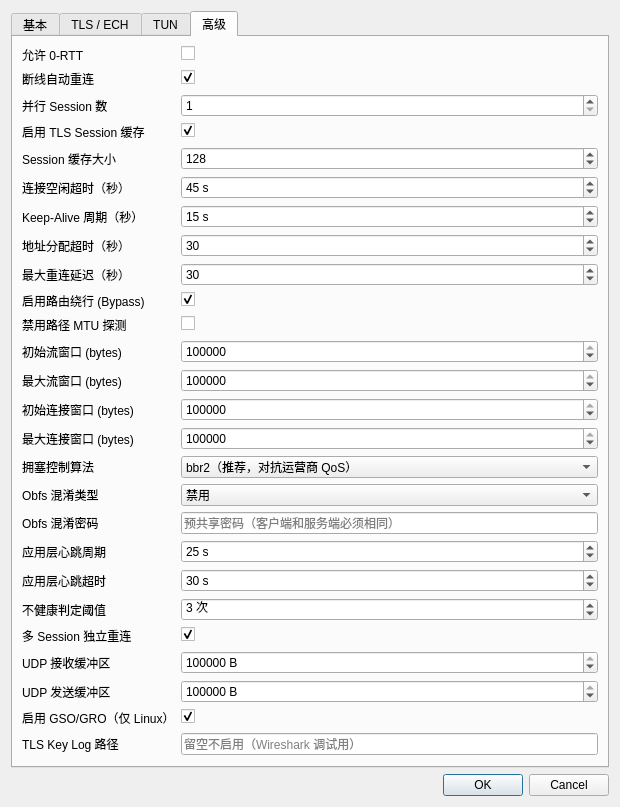
Before: the Qt Designer form ui/EditNodeDialog.ui in justinwoo280/connect-ip-tunnel-gui, drawn with Qt 5.
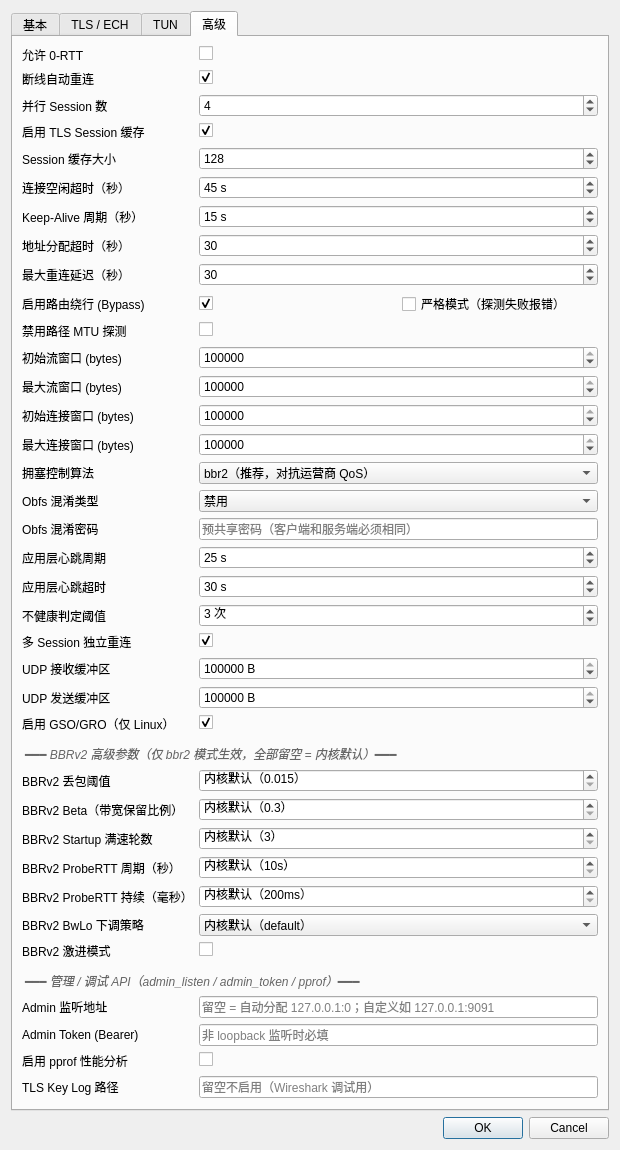
After: the same form once the commit is applied. The open tabs and pages were chosen to show the change.

The edit to the form file:
```diff
--- a/ui/EditNodeDialog.ui
+++ b/ui/EditNodeDialog.ui
@@ -280,7 +280,7 @@
         <widget class="QSpinBox" name="spinNumSessions">
          <property name="minimum"><number>1</number></property>
          <property name="maximum"><number>32</number></property>
-         <property name="value"><number>1</number></property>
+         <property name="value"><number>4</number></property>
          <property name="toolTip"><string>多 session 并行数。
 1  = 单连接（默认，最低开销）
 2-4 = 推荐家庭/办公场景（2-4 Gbps）
@@ -353,10 +353,21 @@
         <widget class="QLabel"><property name="text"><string>启用路由绕行 (Bypass)</string></property></widget>
        </item>
        <item row="9" column="1">
-        <widget class="QCheckBox" name="checkEnableBypass">
-         <property name="checked"><bool>true</bool></property>
-         <property name="toolTip"><string>防止隧道流量回环，通常应保持开启</string></property>
-        </widget>
+        <layout class="QHBoxLayout">
+         <item>
+          <widget class="QCheckBox" name="checkEnableBypass">
+           <property name="checked"><bool>true</bool></property>
+           <property name="toolTip"><string>防止隧道流量回环，通常应保持开启</string></property>
+          </widget>
+         </item>
+         <item>
+          <widget class="QCheckBox" name="checkBypassStrict">
+           <property name="text"><string>严格模式（探测失败报错）</string></property>
+           <property name="toolTip"><string>严格模式：bypass 探测失败时直接报错，而不是降级到默认路由。
+适合对回环敏感的生产环境，调试时建议关闭以便降级排查。</string></property>
+          </widget>
+         </item>
+        </layout>
        </item>
 
        <!-- HTTP3 窗口调优 -->
@@ -534,11 +545,139 @@
 • Windows / macOS：内核会自动按平台能力降级，此开关无实际作用</string></property>
         </widget>
        </item>
+       <!-- ── BBRv2 子参数（仅 congestion=bbr2 时生效，留空 / 0 = 内核默认）── -->
+       <item row="28" column="0" colspan="2">
+        <widget class="QLabel">
+         <property name="text"><string>━━━ BBRv2 高级参数（仅 bbr2 模式生效，全部留空 = 内核默认）━━━</string></property>
+         <property name="styleSheet"><string>color: #666; font-style: italic; margin-top: 6px;</string></property>
+        </widget>
+       </item>
+       <item row="29" column="0">
+        <widget class="QLabel"><property name="text"><string>BBRv2 丢包阈值</string></property></widget>
+       </item>
+       <item row="29" column="1">
+        <widget class="QDoubleSpinBox" name="spinBBR2LossThreshold">
+         <property name="minimum"><double>0.0</double></property>
+         <property name="maximum"><double>1.0</double></property>
+         <property name="singleStep"><double>0.005</double></property>
+         <property name="decimals"><number>4</number></property>
+         <property name="specialValueText"><string>内核默认（0.015）</string></property>
+         <property name="toolTip"><string>触发带宽下调的最低丢包率（默认 0.015 即 1.5%）。
+运营商随机丢包通常 &lt; 1%，提高此阈值可避免误判拥塞。</string></property>
+        </widget>
+       </item>
+       <item row="30" column="0">
+        <widget class="QLabel"><property name="text"><string>BBRv2 Beta（带宽保留比例）</string></property></widget>
+       </item>
+       <item row="30" column="1">
+        <widget class="QDoubleSpinBox" name="spinBBR2Beta">
+         <property name="minimum"><double>0.0</double></property>
+         <property name="maximum"><double>1.0</double></property>
+         <property name="singleStep"><double>0.05</double></property>
+         <property name="decimals"><number>3</number></property>
+         <property name="specialValueText"><string>内核默认（0.3）</string></property>
+         <property name="toolTip"><string>丢包时带宽下调比例，0.3 = 保留 70% 带宽。</string></property>
+        </widget>
+       </item>
+       <item row="31" column="0">
+        <widget class="QLabel"><property name="text"><string>BBRv2 Startup 满速轮数</string></property></widget>
+       </item>
+       <item row="31" column="1">
+        <widget class="QSpinBox" name="spinBBR2StartupFullBwRounds">
+         <property name="minimum"><number>0</number></property>
+         <property name="maximum"><number>20</number></property>
+         <property name="value"><number>0</number></property>
+         <property name="specialValueText"><string>内核默认（3）</string></property>
+         <property name="toolTip"><string>判定带宽已达瓶颈所需的连续轮数。</string></property>
+        </widget>
+       </item>
+       <item row="32" column="0">
+        <widget class="QLabel"><property name="text"><string>BBRv2 ProbeRTT 周期（秒）</string></property></widget>
+       </item>
+       <item row="32" column="1">
+        <widget class="QSpinBox" name="spinBBR2ProbeRTTPeriod">
+         <property name="minimum"><number>0</number></property>
+         <property name="maximum"><number>600</number></property>
+         <property name="value"><number>0</number></property>
+         <property name="suffix"><string> s</string></property>
+         <property name="specialValueText"><string>内核默认（10s）</string></property>
+        </widget>
+       </item>
+       <item row="33" column="0">
+        <widget class="QLabel"><property name="text"><string>BBRv2 ProbeRTT 持续（毫秒）</string></property></widget>
+       </item>
+       <item row="33" column="1">
+        <widget class="QSpinBox" name="spinBBR2ProbeRTTDuration">
+         <property name="minimum"><number>0</number></property>
+         <property name="maximum"><number>5000</number></property>
+         <property name="value"><number>0</number></property>
+         <property name="suffix"><string> ms</string></property>
+         <property name="specialValueText"><string>内核默认（200ms）</string></property>
+        </widget>
+       </item>
+       <item row="34" column="0">
+        <widget class="QLabel"><property name="text"><string>BBRv2 BwLo 下调策略</string></property></widget>
+       </item>
+       <item row="34" column="1">
+        <widget class="QComboBox" name="comboBBR2BwLoReduction">
+         <property name="toolTip"><string>带宽下调策略：default / minrtt / inflight / cwnd
+留空 = 走内核默认（default）</string></property>
+         <item><property name="text"><string>内核默认（default）</string></property></item>
+         <item><property name="text"><string>default</string></property></item>
+         <item><property name="text"><string>minrtt</string></property></item>
+         <item><property name="text"><string>inflight</string></property></item>
+         <item><property name="text"><string>cwnd</string></property></item>
+        </widget>
+       </item>
+       <item row="35" column="0">
+        <widget class="QLabel"><property name="text"><string>BBRv2 激进模式</string></property></widget>
+       </item>
+       <item row="35" column="1">
+        <widget class="QCheckBox" name="checkBBR2Aggressive">
+         <property name="toolTip"><string>初始窗口更大，适合高带宽低延迟线路。</string></property>
+        </widget>
+       </item>
+       <!-- ── 管理 API ── -->
+       <item row="36" column="0" colspan="2">
+        <widget class="QLabel">
+         <property name="text"><string>━━━ 管理 / 调试 API（admin_listen / admin_token / pprof）━━━</string></property>
+         <property name="styleSheet"><string>color: #666; font-style: italic; margin-top: 6px;</string></property>
+        </widget>
+       </item>
+       <item row="37" column="0">
+        <widget class="QLabel"><property name="text"><string>Admin 监听地址</string></property></widget>
+       </item>
+       <item row="37" column="1">
+        <widget class="QLineEdit" name="editAdminListen">
+         <property name="placeholderText"><string>留空 = 自动分配 127.0.0.1:0；自定义如 127.0.0.1:9091</string></property>
+         <property name="toolTip"><string>客户端管理 / 统计 API 监听地址。
+留空时 GUI 自动用 127.0.0.1:0（随机端口）。
+非 loopback 地址（如 0.0.0.0:9091）必须设置 admin_token，否则内核拒绝启动。</string></property>
+        </widget>
+       </item>
+       <item row="38" column="0">
+        <widget class="QLabel"><property name="text"><string>Admin Token (Bearer)</string></property></widget>
+       </item>
+       <item row="38" column="1">
+        <widget class="QLineEdit" name="editAdminToken">
+         <property name="placeholderText"><string>非 loopback 监听时必填</string></property>
+         <property name="echoMode"><enum>QLineEdit::PasswordEchoOnEdit</enum></property>
+        </widget>
+       </item>
+       <item row="39" column="0">
+        <widget class="QLabel"><property name="text"><string>启用 pprof 性能分析</string></property></widget>
+       </item>
+       <item row="39" column="1">
+        <widget class="QCheckBox" name="checkEnablePprof">
+         <property name="toolTip"><string>暴露 /debug/pprof/* 端点（受 admin_token 保护）。
+仅排障用，生产环境慎开。</string></property>
+        </widget>
+       </item>
        <!-- 调试 -->
-       <item row="28" column="0">
+       <item row="40" column="0">
         <widget class="QLabel"><property name="text"><string>TLS Key Log 路径</string></property></widget>
        </item>
-       <item row="28" column="1">
+       <item row="40" column="1">
         <widget class="QLineEdit" name="editKeyLogPath">
          <property name="placeholderText"><string>留空不启用（Wireshark 调试用）</string></property>
         </widget>
```
Left out of the diff: 26 changed lines with no effect on the pictures.
